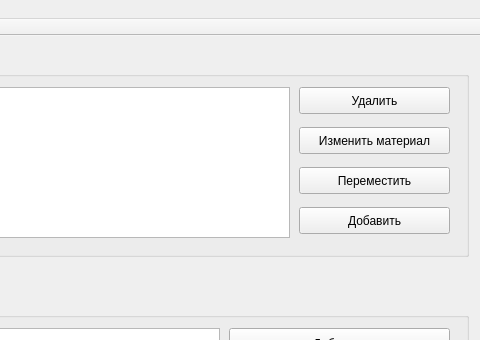
The window that src/window/main_window.ui (jur4ikoff/cg-coursework) describes before a commit, drawn with Qt 5; both pictures show x 688 to 1168 and y 0 to 340 of the 1168 by 693 pixel window.
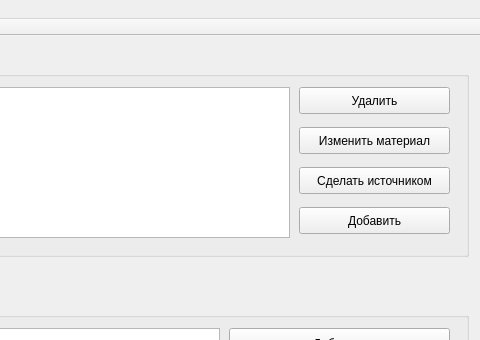
The same window after the commit.

What changed in the file:
```diff
--- a/src/window/main_window.ui
+++ b/src/window/main_window.ui
@@ -122,20 +122,7 @@
             <string>Y</string>
            </property>
           </widget>
-          <widget class="QPushButton" name="objectDeletePushbutton_3">
-           <property name="geometry">
-            <rect>
-             <x>370</x>
-             <y>110</y>
-             <width>151</width>
-             <height>27</height>
-            </rect>
-           </property>
-           <property name="text">
-            <string>Переместить</string>
-           </property>
-          </widget>
-          <widget class="QPushButton" name="objectDeletePushbutton_4">
+          <widget class="QPushButton" name="objectAdd">
            <property name="geometry">
             <rect>
              <x>370</x>
@@ -148,6 +135,19 @@
             <string>Добавить</string>
            </property>
           </widget>
+          <widget class="QPushButton" name="objectMakeEmitButton">
+           <property name="geometry">
+            <rect>
+             <x>370</x>
+             <y>110</y>
+             <width>151</width>
+             <height>27</height>
+            </rect>
+           </property>
+           <property name="text">
+            <string>Сделать источником</string>
+           </property>
+          </widget>
          </widget>
         </item>
         <item>
```
Left out of the diff: 8 changed lines with no effect on the pictures.
